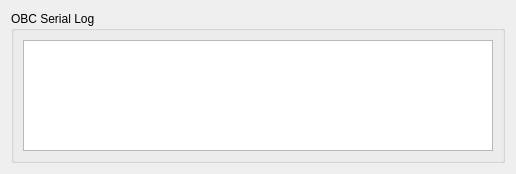
The window that san-antonio/sanantonio/ui/obc_serial_log.ui (jumiknows/AleasatV2) describes before a commit, drawn with Qt 5.
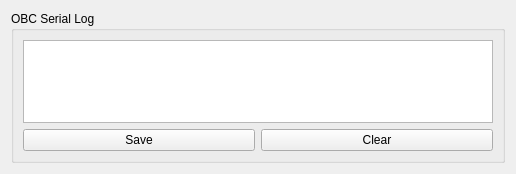
The same window after the commit.

Diff of the .ui file:
```diff
--- a/san-antonio/sanantonio/ui/obc_serial_log.ui
+++ b/san-antonio/sanantonio/ui/obc_serial_log.ui
@@ -39,6 +39,24 @@
         </attribute>
        </widget>
       </item>
+      <item row="1" column="0">
+    <layout class="QGridLayout" name="buttonLayout">
+     <item row="0" column="0">
+      <widget class="QPushButton" name="obc_log_save_btn">
+       <property name="text">
+        <string>Save</string>
+       </property>
+      </widget>
+     </item>
+     <item row="0" column="1">
+      <widget class="QPushButton" name="obc_log_clear_btn">
+       <property name="text">
+        <string>Clear</string>
+       </property>
+      </widget>
+     </item>
+    </layout>
+   </item>
      </layout>
     </widget>
    </item>
```
